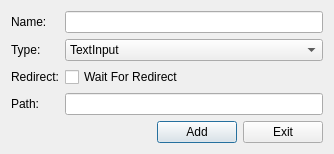
Before: the Qt Designer form Interface/addarrayelement.ui in TimeToStop/QtBrowser, drawn with Qt 5.
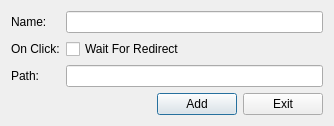
After: the same form once the commit is applied.

Commit message: Type of Element  is erased

Patch:
```diff
--- a/Interface/addarrayelement.ui
+++ b/Interface/addarrayelement.ui
@@ -7,7 +7,7 @@
     <x>0</x>
     <y>0</y>
     <width>334</width>
-    <height>150</height>
+    <height>124</height>
    </rect>
   </property>
   <property name="windowTitle">
@@ -33,17 +33,17 @@
        </item>
        <item>
         <layout class="QGridLayout" name="gridLayout">
+         <item row="2" column="2">
+          <widget class="QLineEdit" name="path">
+           <property name="readOnly">
+            <bool>true</bool>
+           </property>
+          </widget>
+         </item>
          <item row="0" column="2">
           <widget class="QLineEdit" name="name"/>
          </item>
-         <item row="0" column="0">
-          <widget class="QLabel" name="label">
-           <property name="text">
-            <string>Name:</string>
-           </property>
-          </widget>
-         </item>
-         <item row="3" column="0">
+         <item row="2" column="0">
           <widget class="QLabel" name="label_4">
            <property name="text">
             <string>Path:</string>
@@ -51,49 +51,23 @@
           </widget>
          </item>
          <item row="1" column="0">
-          <widget class="QLabel" name="label_2">
+          <widget class="QLabel" name="label_3">
            <property name="text">
-            <string>Type:</string>
-           </property>
-          </widget>
-         </item>
-         <item row="3" column="2">
-          <widget class="QLineEdit" name="path">
-           <property name="readOnly">
-            <bool>true</bool>
+            <string>On Click:</string>
            </property>
           </widget>
          </item>
          <item row="1" column="2">
-          <widget class="QComboBox" name="type">
-           <item>
-            <property name="text">
-             <string>TextInput</string>
-            </property>
-           </item>
-           <item>
-            <property name="text">
-             <string>Readable</string>
-            </property>
-           </item>
-           <item>
-            <property name="text">
-             <string>Clickable</string>
-            </property>
-           </item>
-          </widget>
-         </item>
-         <item row="2" column="2">
           <widget class="QCheckBox" name="wait_for_redirect">
            <property name="text">
             <string>Wait For Redirect</string>
            </property>
           </widget>
          </item>
-         <item row="2" column="0">
-          <widget class="QLabel" name="label_3">
+         <item row="0" column="0">
+          <widget class="QLabel" name="label">
            <property name="text">
-            <string>Redirect:</string>
+            <string>Name:</string>
            </property>
           </widget>
          </item>
```
The commit also changes 20 other files.
